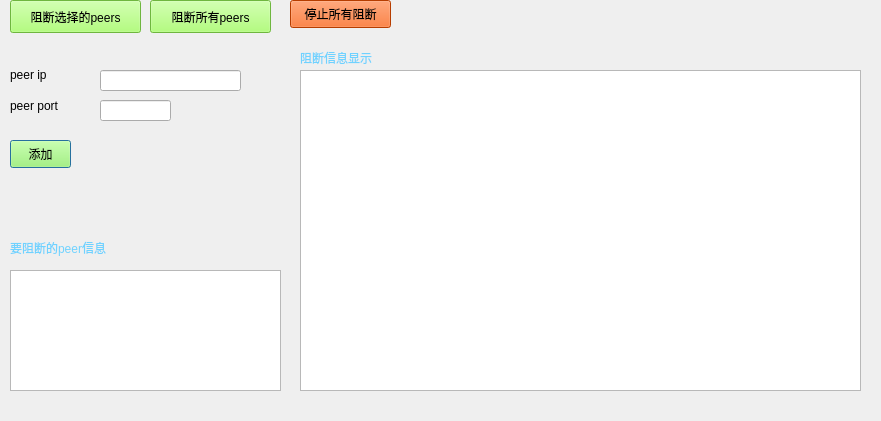
Above: gui/block.ui from RaymondHX/contentSecurityLab before the change. Below: the same form after it.
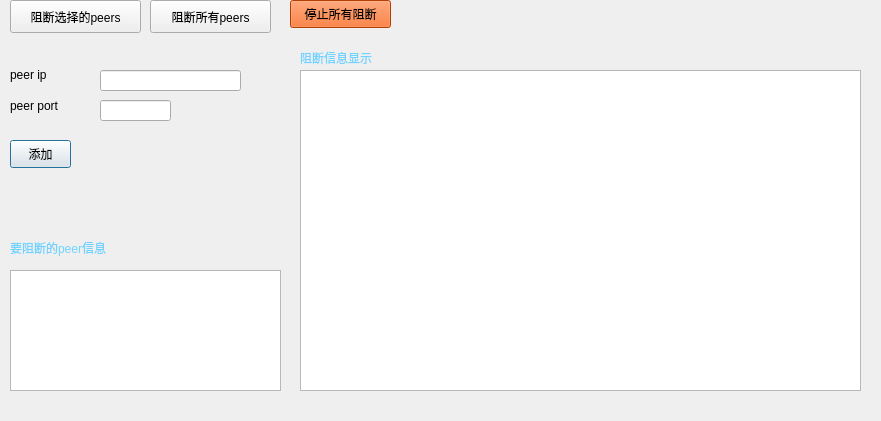
That is the form after the change.

Diff of the .ui file:
```diff
--- a/gui/block.ui
+++ b/gui/block.ui
@@ -81,9 +81,7 @@
     </rect>
    </property>
    <property name="styleSheet">
-    <string notr="true">
-background-color: rgb(155, 255, 88);
-font: 9pt &quot;微软雅黑&quot;;	
+    <string notr="true">font: 9pt &quot;微软雅黑&quot;;	
 </string>
    </property>
    <property name="text">
@@ -160,8 +158,7 @@
     </rect>
    </property>
    <property name="styleSheet">
-    <string notr="true">background-color: rgb(155, 255, 88);
-font: 9pt &quot;微软雅黑&quot;;	
+    <string notr="true">font: 9pt &quot;微软雅黑&quot;;	
 </string>
    </property>
    <property name="text">
@@ -178,9 +175,7 @@
     </rect>
    </property>
    <property name="styleSheet">
-    <string notr="true">
-background-color: rgb(155, 255, 88);
-font: 9pt &quot;微软雅黑&quot;;	
+    <string notr="true">font: 9pt &quot;微软雅黑&quot;;	
 
 	</string>
    </property>
```
